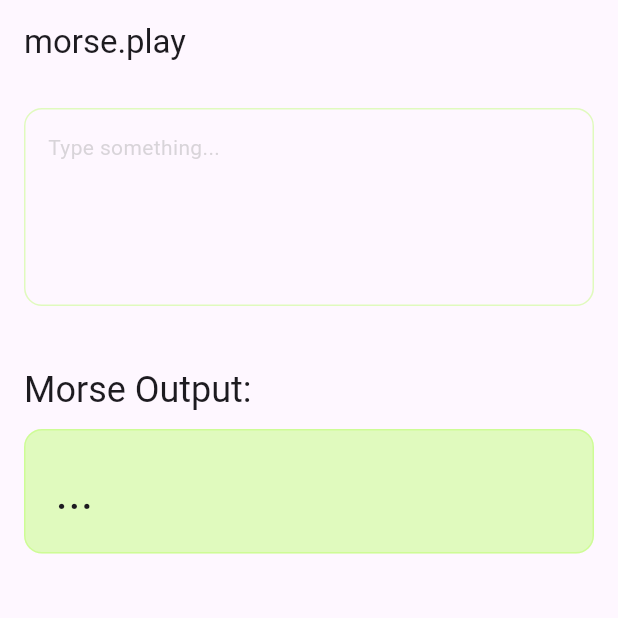
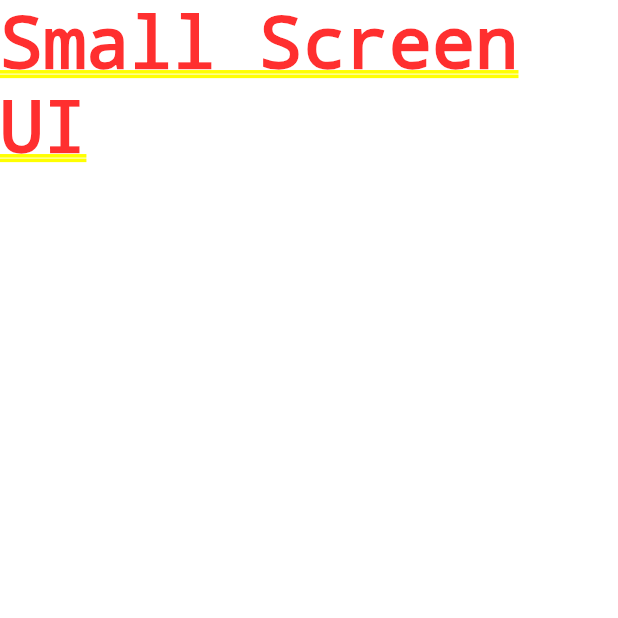
Before and after one commit to jydv402/morse.play, a Flutter app: the screen it shows after launch, on a phone screen of 412 x 824 dp, the top half of it. Run offline on Flutter 3.47's test engine with Material 3 defaults, Android fonts, the light colour scheme and no system bars; our stand-ins replace audioplayers, flutter_riverpod.

Commit message:
Added adaptive UI

```diff
--- a/lib/main.dart
+++ b/lib/main.dart
@@ -1,6 +1,6 @@
 import 'package:flutter/material.dart';
 import 'package:flutter_riverpod/flutter_riverpod.dart';
-import 'package:morse_web_play/screens/home.dart';
+import 'package:morse_web_play/screens/platform_decider.dart';
 
 void main() {
   runApp(const ProviderScope(child: MyApp()));
@@ -10,6 +10,6 @@ class MyApp extends StatelessWidget {
   const MyApp({super.key});
   @override
   Widget build(BuildContext context) {
-    return MaterialApp(title: 'morse.play', home: TheHomePage());
+    return MaterialApp(title: 'morse.play', home: PlatformDecider());
   }
 }
--- /dev/null
+++ b/lib/models/nav_model.dart
@@ -0,0 +1 @@
+enum AppSection { converter, book, credits }
--- /dev/null
+++ b/lib/providers/nav_provider.dart
@@ -0,0 +1,20 @@
+import 'package:flutter_riverpod/flutter_riverpod.dart';
+import 'package:morse_web_play/models/nav_model.dart';
+
+class NavNotifier extends Notifier<AppSection> {
+  // Appsection(enum) contains the pages
+  @override
+  build() {
+    // Initially, show the converter
+    return AppSection.converter;
+  }
+
+  void changeSection(AppSection section) {
+    // Change the current section based on the index inputed
+    state = section;
+  }
+}
+
+final navProvider = NotifierProvider<NavNotifier, AppSection>(
+  () => NavNotifier(),
+);
--- a/lib/screens/home.dart
+++ b/lib/screens/home.dart
@@ -1,6 +1,5 @@
 import 'package:flutter/material.dart';
 import 'package:flutter_riverpod/flutter_riverpod.dart';
-import 'package:morse_web_play/providers/audio_provider.dart';
 import 'package:morse_web_play/providers/morse_converter_notifier.dart';
 
 class TheHomePage extends ConsumerWidget {
@@ -11,13 +10,7 @@ class TheHomePage extends ConsumerWidget {
     // Access the entire state
     final morseState = ref.watch(morseConverterProvider);
 
-    return Scaffold(
-      appBar: AppBar(
-        title: const Text("morse.play"),
-        backgroundColor: Colors.transparent,
-        elevation: 0,
-      ),
-      body: Padding(
+    return Padding(
       padding: const EdgeInsets.all(16.0),
       child: Column(
         crossAxisAlignment: CrossAxisAlignment.stretch,
@@ -66,9 +59,7 @@ class TheHomePage extends ConsumerWidget {
             decoration: BoxDecoration(
               color: Colors.lightGreenAccent.withAlpha(100),
               borderRadius: BorderRadius.circular(12),
-                border: Border.all(
-                  color: Colors.lightGreenAccent.withAlpha(100),
-                ),
+              border: Border.all(color: Colors.lightGreenAccent.withAlpha(100)),
             ),
             child: Text(
               // If the morse code is empty, display '...'
@@ -94,7 +85,6 @@ class TheHomePage extends ConsumerWidget {
             ),
         ],
       ),
-      ),
     );
   }
 }
--- /dev/null
+++ b/lib/screens/platform_decider.dart
@@ -0,0 +1,86 @@
+import 'package:flutter/material.dart';
+import 'package:flutter_riverpod/flutter_riverpod.dart';
+import 'package:morse_web_play/models/nav_model.dart';
+import 'package:morse_web_play/providers/nav_provider.dart';
+import 'package:morse_web_play/screens/home.dart';
+
+class PlatformDecider extends ConsumerWidget {
+  const PlatformDecider({super.key});
+
+  @override
+  Widget build(BuildContext context, WidgetRef ref) {
+    // Watch the current section
+    final currentSection = ref.watch(navProvider);
+    // Read the notifier for state changes
+    final navNotifier = ref.read(navProvider.notifier);
+
+    final destinations = const [
+      NavigationRailDestination(
+        icon: Icon(Icons.home_outlined),
+        selectedIcon: Icon(Icons.home_rounded, color: Colors.lightGreenAccent),
+        label: Text('Convert'),
+      ),
+      NavigationRailDestination(
+        icon: Icon(Icons.book_outlined),
+        selectedIcon: Icon(Icons.book_rounded, color: Colors.lightGreenAccent),
+        label: Text('Book'),
+      ),
+      NavigationRailDestination(
+        icon: Icon(Icons.favorite_border_rounded),
+        selectedIcon: Icon(Icons.favorite_rounded, color: Colors.red),
+        label: Text('Credits'),
+      ),
+    ];
+
+    Widget getPage(AppSection section) {
+      switch (section) {
+        case AppSection.converter:
+          return const TheHomePage();
+        case AppSection.book:
+          return Text("Book");
+        case AppSection.credits:
+          return Text("Credits");
+      }
+    }
+
+    // Define the LayoutBuilder
+    return LayoutBuilder(
+      builder: (context, constraints) {
+        if (constraints.maxWidth < 600) {
+          // Small screen
+          return Text("Small Screen UI");
+        } else {
+          // Large screen
+          return Scaffold(
+            appBar: AppBar(title: const Text("Morse Web Play")),
+            body: Row(
+              children: [
+                NavigationRail(
+                  selectedIndex: currentSection.index,
+                  onDestinationSelected: (int index) {
+                    // Call the Notifier with the new section
+                    navNotifier.changeSection(AppSection.values[index]);
+                  },
+                  labelType: NavigationRailLabelType.all,
+                  backgroundColor: Colors.black, // Match your theme
+                  destinations: destinations,
+                ),
+
+                // Vertical Divider for separation
+                const VerticalDivider(
+                  thickness: 1,
+                  width: 1,
+                  color: Colors.lightGreenAccent,
+                ),
+
+                Expanded(
+                  child: getPage(currentSection), // Show the current screen
+                ),
+              ],
+            ),
+          );
+        }
+      },
+    );
+  }
+}
--- a/pubspec.yaml
+++ b/pubspec.yaml
@@ -36,6 +36,10 @@ dependencies:
   cupertino_icons: ^1.0.8
   audioplayers: ^6.5.1
   flutter_riverpod: ^3.0.3
+  responsive: ^0.3.11+11
+  flutter_launcher_icons: ^0.14.4
+  flutter_animate: ^4.5.2
+  line_awesome_flutter: ^3.0.1
 
 dev_dependencies:
   flutter_test:
```
Also changed, not shown: pubspec.lock. Lines whose indentation alone changed are shown as unchanged.
